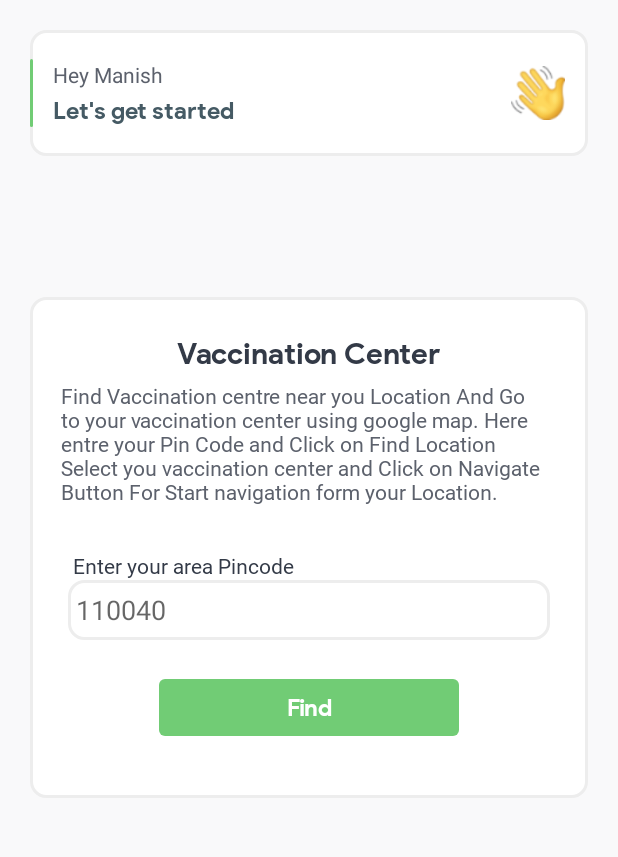
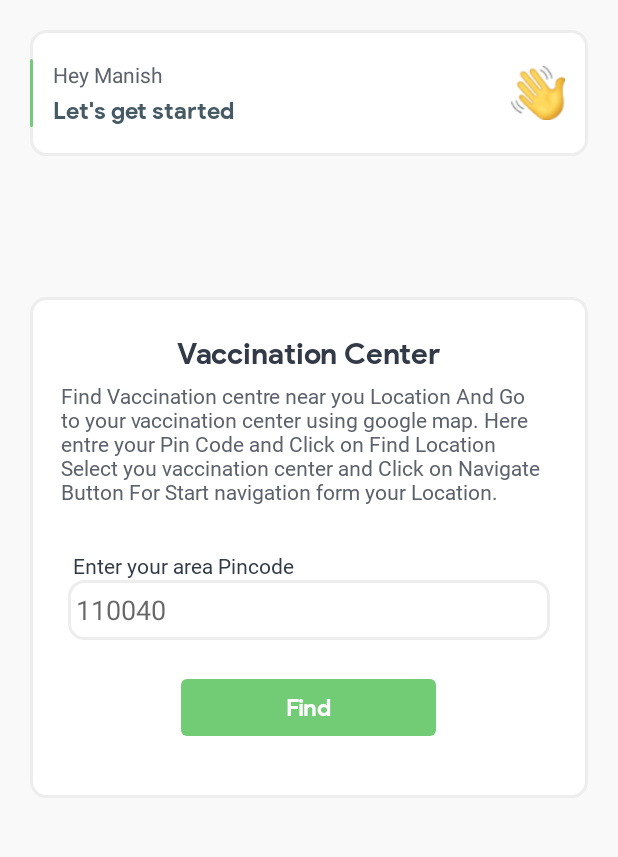
Before and after one commit to Marvel999/VCenter-Map, an Android app: the layout pin_code_fragment.xml on its own in the app's theme, with its tools: preview values and no code run, on a phone screen of 412 x 824 dp, the part 71-928 px from its top. Run offline under Robolectric (Android 15) with nearby library versions, the phone set to English and light mode, and no system bars.

Commit message:
Some modefication

```diff
--- a/app/build.gradle
+++ b/app/build.gradle
@@ -3,6 +3,7 @@ plugins {
     id 'kotlin-android'
     id 'com.google.gms.google-services'
     id 'kotlin-kapt'
+    id 'com.google.firebase.crashlytics'
 
 }
 
@@ -52,6 +53,8 @@ dependencies {
     implementation 'androidx.legacy:legacy-support-v4:1.0.0'
     implementation 'com.google.firebase:firebase-auth:19.2.0'
     implementation 'com.google.firebase:firebase-database:20.0.0'
+    implementation 'com.google.firebase:firebase-crashlytics:18.0.0'
+    implementation 'com.google.firebase:firebase-analytics:19.0.0'
     testImplementation 'junit:junit:4.+'
     androidTestImplementation 'androidx.test.ext:junit:1.1.2'
     androidTestImplementation 'androidx.test.espresso:espresso-core:3.3.0'
--- a/app/src/main/res/layout/find_slot_fragment.xml
+++ b/app/src/main/res/layout/find_slot_fragment.xml
@@ -107,7 +107,7 @@
 
     <Button
         android:id="@+id/searchBtn"
-        android:layout_width="150dp"
+        android:layout_width="140dp"
         android:layout_height="wrap_content"
         android:text="Search"
         android:layout_marginTop="10dp"
--- a/app/src/main/res/layout/pin_code_fragment.xml
+++ b/app/src/main/res/layout/pin_code_fragment.xml
@@ -68,7 +68,7 @@
 
         <Button
             android:id="@+id/findBtn"
-            android:layout_width="200dp"
+            android:layout_width="170dp"
             android:layout_height="50dp"
             android:layout_gravity="center"
             android:layout_marginTop="20dp"
--- a/build.gradle
+++ b/build.gradle
@@ -16,6 +16,7 @@ buildscript {
         classpath "com.android.tools.build:gradle:4.2.0-beta06"
         classpath "org.jetbrains.kotlin:kotlin-gradle-plugin:$kotlin_version"
         classpath 'com.google.gms:google-services:4.3.8'
+        classpath 'com.google.firebase:firebase-crashlytics-gradle:2.6.1'
 
         // NOTE: Do not place your application dependencies here; they belong
         // in the individual module build.gradle files
```
